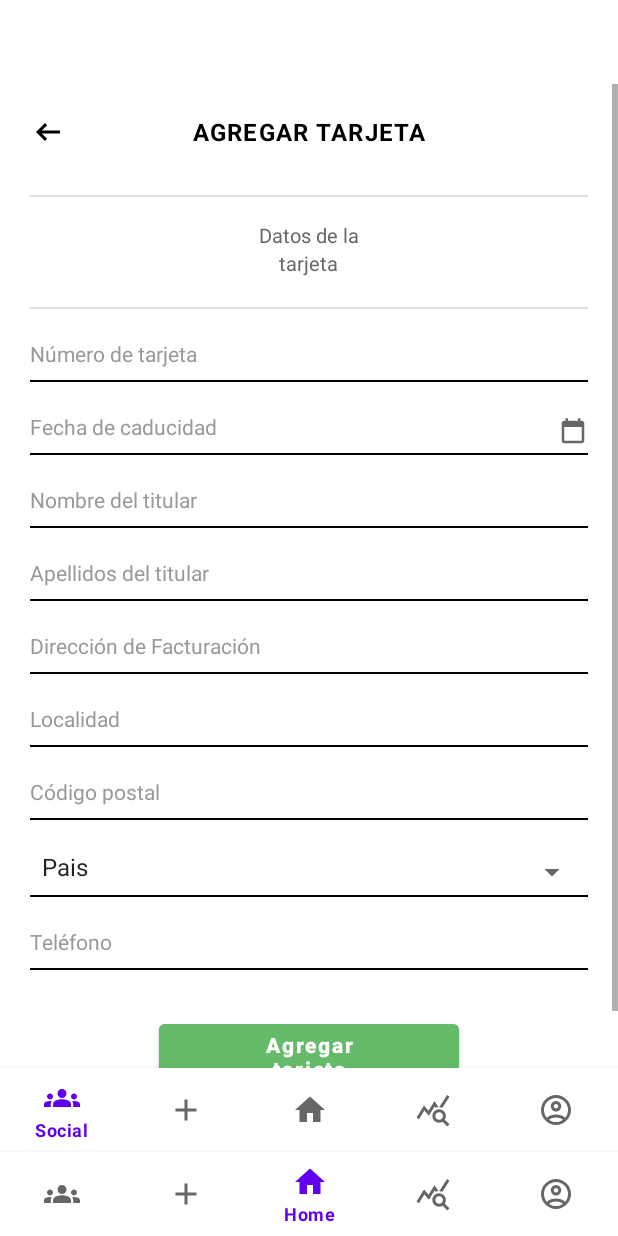
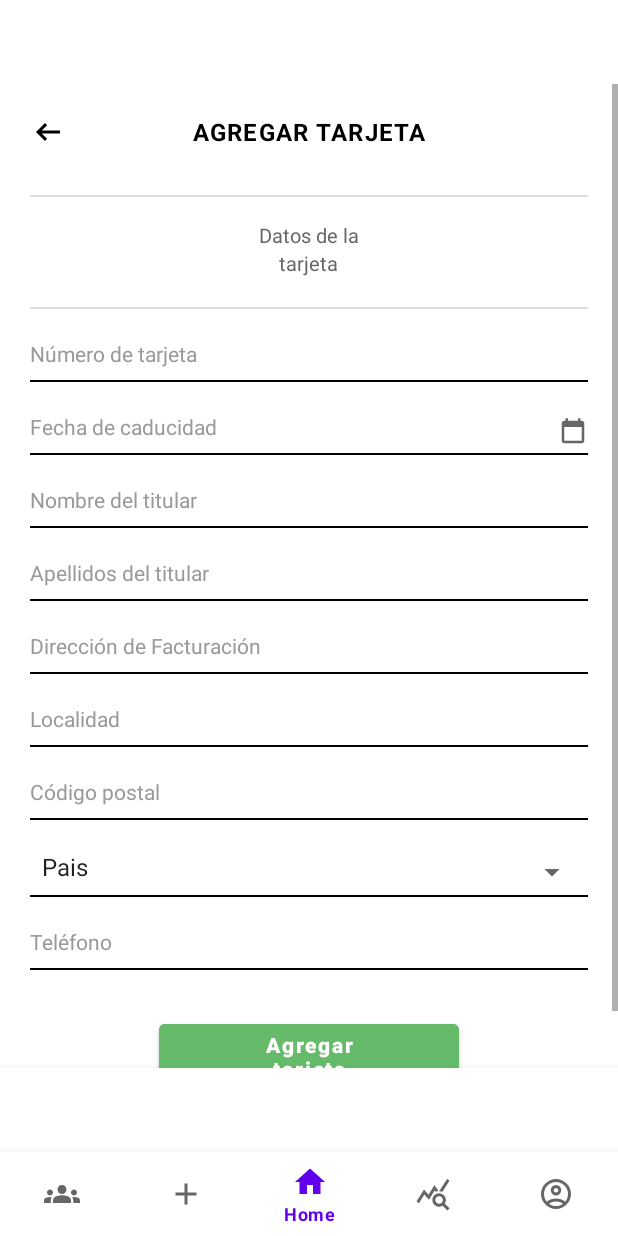
Before and after one commit to Flexible-Digital-Experiences/Sportine, an Android app: the AgregarformapagoFragment screen opened through its navigation route, on a phone screen of 412 x 824 dp. Run offline under Robolectric (Android 15) with nearby library versions, the phone set to English and light mode, and no system bars; our stand-ins replace navigation-ui.

Commit message:
Actualizaciones despues de Merge

```diff
--- a/Sportine/app/src/main/res/layout/fragment_agregarformapago.xml
+++ b/Sportine/app/src/main/res/layout/fragment_agregarformapago.xml
@@ -295,6 +295,6 @@
         app:layout_constraintBottom_toBottomOf="parent"
         app:layout_constraintStart_toStartOf="parent"
         app:layout_constraintEnd_toEndOf="parent"
-        app:menu="@menu/bottom_nav_menu" />
+        />
 
 </androidx.constraintlayout.widget.ConstraintLayout>
--- a/Sportine/app/src/main/res/layout/fragment_completardatosusuario.xml
+++ b/Sportine/app/src/main/res/layout/fragment_completardatosusuario.xml
@@ -421,6 +421,6 @@
         app:layout_constraintBottom_toBottomOf="parent"
         app:layout_constraintStart_toStartOf="parent"
         app:layout_constraintEnd_toEndOf="parent"
-        app:menu="@menu/bottom_nav_menu" />
+         />
 
 </androidx.constraintlayout.widget.ConstraintLayout>
--- a/Sportine/app/src/main/res/layout/fragment_configuracion.xml
+++ b/Sportine/app/src/main/res/layout/fragment_configuracion.xml
@@ -529,6 +529,6 @@
         app:layout_constraintBottom_toBottomOf="parent"
         app:layout_constraintStart_toStartOf="parent"
         app:layout_constraintEnd_toEndOf="parent"
-        app:menu="@menu/bottom_nav_menu" />
+         />
 
 </androidx.constraintlayout.widget.ConstraintLayout>
--- a/Sportine/app/src/main/res/layout/fragment_editar_tarjeta.xml
+++ b/Sportine/app/src/main/res/layout/fragment_editar_tarjeta.xml
@@ -697,6 +697,6 @@
         app:layout_constraintBottom_toBottomOf="parent"
         app:layout_constraintStart_toStartOf="parent"
         app:layout_constraintEnd_toEndOf="parent"
-        app:menu="@menu/bottom_nav_menu" />
+        />
 
 </androidx.constraintlayout.widget.ConstraintLayout>
--- a/Sportine/app/src/main/res/layout/fragment_modificar_datos_alumno.xml
+++ b/Sportine/app/src/main/res/layout/fragment_modificar_datos_alumno.xml
@@ -582,6 +582,6 @@
         app:layout_constraintBottom_toBottomOf="parent"
         app:layout_constraintStart_toStartOf="parent"
         app:layout_constraintEnd_toEndOf="parent"
-        app:menu="@menu/bottom_nav_menu" />
+        />
 
 </androidx.constraintlayout.widget.ConstraintLayout>
--- a/Sportine/app/src/main/res/layout/fragment_perfil.xml
+++ b/Sportine/app/src/main/res/layout/fragment_perfil.xml
@@ -352,6 +352,6 @@
         app:layout_constraintBottom_toBottomOf="parent"
         app:layout_constraintStart_toStartOf="parent"
         app:layout_constraintEnd_toEndOf="parent"
-        app:menu="@menu/bottom_nav_menu" />
+         />
 
 </androidx.constraintlayout.widget.ConstraintLayout>
--- a/Sportine/app/src/main/res/navigation/mobile_navigation.xml
+++ b/Sportine/app/src/main/res/navigation/mobile_navigation.xml
@@ -88,4 +88,11 @@
         android:label="Completar Datos"
         tools:layout="@layout/fragment_completardatosusuario" />
 
+
+    <fragment
+        android:id="@+id/navigation_social"
+        android:name="com.example.sportine.ui.social.SocialFragment"
+        android:label="@string/title_social"
+        tools:layout="@layout/fragment_social" />
+
 </navigation>
--- a/Sportine/app/src/main/res/values/strings.xml
+++ b/Sportine/app/src/main/res/values/strings.xml
@@ -9,6 +9,5 @@
     <string name="hello_blank_fragment">Hello blank fragment</string>
     <string name="title_social">Social</string>
     <string name="title_buscar">Buscar</string>
-    <string name="title_perfil">Perfil</string>
     <string name="like_button_description">Botón de Me Gusta</string>
 </resources>
```
